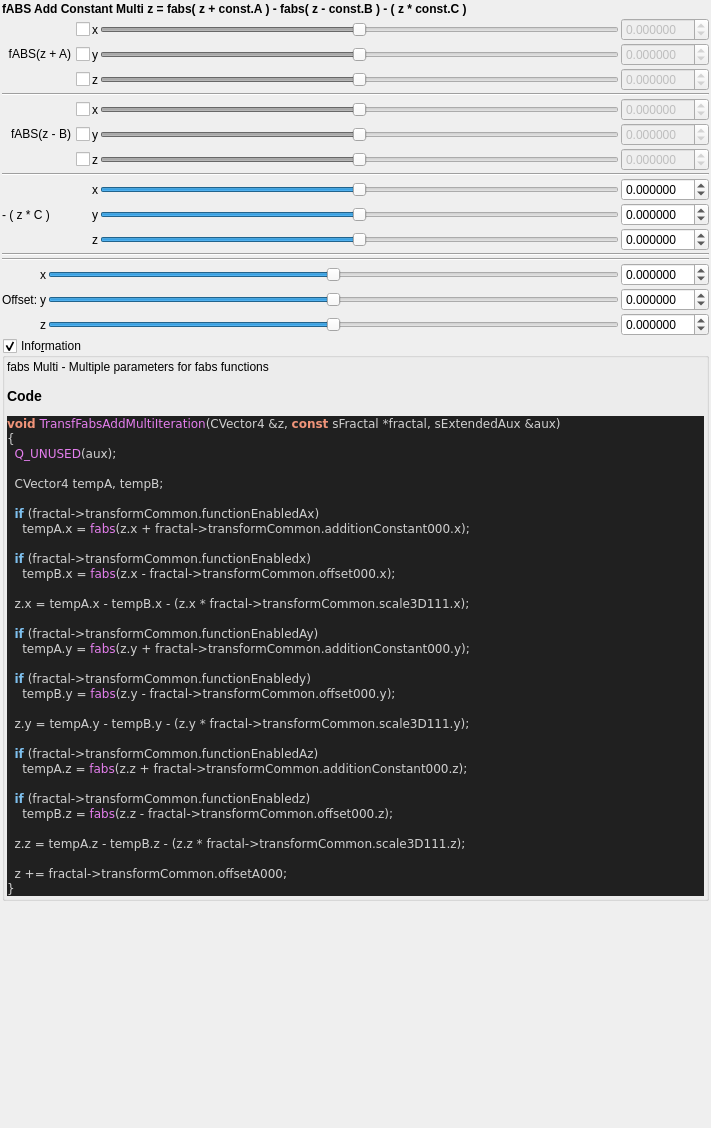
Above: mandelbulber2/formula/ui/fractal_transf_fabs_add_multi.ui from buddhi1980/mandelbulber2 before the change. Below: the same form after it.
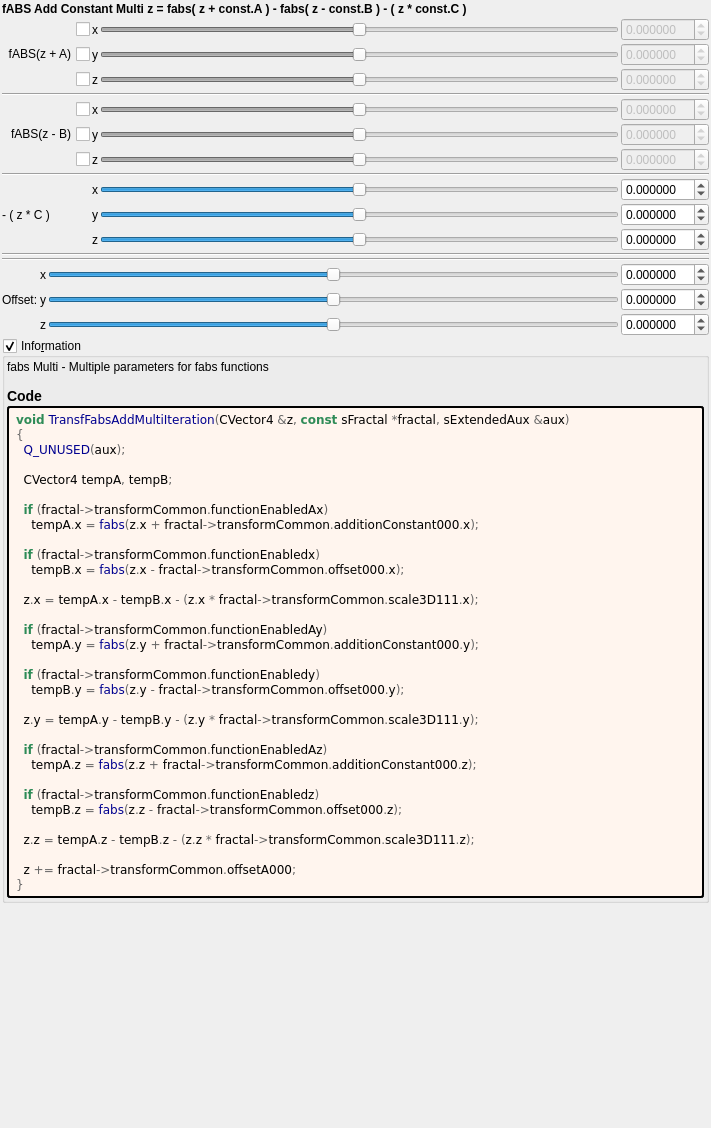
That is the form after the change. Custom widgets are drawn as their Qt base class.

```diff
--- a/mandelbulber2/formula/ui/fractal_transf_fabs_add_multi.ui
+++ b/mandelbulber2/formula/ui/fractal_transf_fabs_add_multi.ui
@@ -858,44 +858,59 @@
        <number>2</number>
       </property>
       <item>
-       <widget class="QLabel" name="label_code_content">
+	   <widget class="QLabel" name="label_information_general">
         <property name="text">
          <string notr="true">&lt;p&gt;fabs Multi - Multiple parameters for fabs functions&lt;/p&gt;&lt;table&gt;
 &lt;/table&gt;
-&lt;h3&gt;Code&lt;/h3&gt;
-&lt;body style=&quot;background-color:#202020&quot;&gt;
-&lt;pre style=&quot;color:#d0d0d0; background-color:#202020;  font-family:'Courier New',monospace;&quot;&gt;&lt;span style=&quot;color:#f09479; font-weight:bold&quot;&gt;void&lt;/span&gt; &lt;span style=&quot;color:#e47eed&quot;&gt;TransfFabsAddMultiIteration&lt;/span&gt;&lt;span style=&quot;color:#d0d0d0&quot;&gt;(&lt;/span&gt;CVector4 &lt;span style=&quot;color:#d0d0d0&quot;&gt;&amp;amp;&lt;/span&gt;z&lt;span style=&quot;color:#d0d0d0&quot;&gt;,&lt;/span&gt; &lt;span style=&quot;color:#f09479; font-weight:bold&quot;&gt;const&lt;/span&gt; sFractal &lt;span style=&quot;color:#d0d0d0&quot;&gt;*&lt;/span&gt;fractal&lt;span style=&quot;color:#d0d0d0&quot;&gt;,&lt;/span&gt; sExtendedAux &lt;span style=&quot;color:#d0d0d0&quot;&gt;&amp;amp;&lt;/span&gt;aux&lt;span style=&quot;color:#d0d0d0&quot;&gt;)&lt;/span&gt;
-&lt;span style=&quot;color:#d0d0d0&quot;&gt;{&lt;/span&gt;
-  &lt;span style=&quot;color:#e47eed&quot;&gt;Q_UNUSED&lt;/span&gt;&lt;span style=&quot;color:#d0d0d0&quot;&gt;(&lt;/span&gt;aux&lt;span style=&quot;color:#d0d0d0&quot;&gt;);&lt;/span&gt;
+&lt;h3&gt;Code&lt;/h3&gt;</string>
+		</property>
+		<property name="wordWrap">
+		 <bool>true</bool>
+		</property>
+		<property name="openExternalLinks">
+		 <bool>true</bool>
+		</property>
+		<property name="textInteractionFlags">
+		 <set>Qt::LinksAccessibleByMouse|Qt::TextSelectableByMouse</set>
+		</property>
+		</widget>
+	   </item>
+	   <item>
+	    <widget class="QLabel" name="label_code_content">
+		 <property name="text">
+		  <string notr="true">&lt;body style=&quot;background-color:#fff5ee&quot;&gt;
+&lt;pre style=&quot;color:#000000; background-color:#fff5ee;  font-family:'Courier New',monospace;&quot;&gt;&lt;span style=&quot;color:#2e8b57; font-weight:bold&quot;&gt;void&lt;/span&gt; &lt;span style=&quot;color:#00008f&quot;&gt;TransfFabsAddMultiIteration&lt;/span&gt;&lt;span style=&quot;color:#676767&quot;&gt;(&lt;/span&gt;CVector4 &lt;span style=&quot;color:#676767&quot;&gt;&amp;amp;&lt;/span&gt;z&lt;span style=&quot;color:#676767&quot;&gt;,&lt;/span&gt; &lt;span style=&quot;color:#2e8b57; font-weight:bold&quot;&gt;const&lt;/span&gt; sFractal &lt;span style=&quot;color:#676767&quot;&gt;*&lt;/span&gt;fractal&lt;span style=&quot;color:#676767&quot;&gt;,&lt;/span&gt; sExtendedAux &lt;span style=&quot;color:#676767&quot;&gt;&amp;amp;&lt;/span&gt;aux&lt;span style=&quot;color:#676767&quot;&gt;)&lt;/span&gt;
+&lt;span style=&quot;color:#676767&quot;&gt;{&lt;/span&gt;
+  &lt;span style=&quot;color:#00008f&quot;&gt;Q_UNUSED&lt;/span&gt;&lt;span style=&quot;color:#676767&quot;&gt;(&lt;/span&gt;aux&lt;span style=&quot;color:#676767&quot;&gt;);&lt;/span&gt;
 
-  CVector4 tempA&lt;span style=&quot;color:#d0d0d0&quot;&gt;,&lt;/span&gt; tempB&lt;span style=&quot;color:#d0d0d0&quot;&gt;;&lt;/span&gt;
+  CVector4 tempA&lt;span style=&quot;color:#676767&quot;&gt;,&lt;/span&gt; tempB&lt;span style=&quot;color:#676767&quot;&gt;;&lt;/span&gt;
 
-  &lt;span style=&quot;color:#7ec0ee; font-weight:bold&quot;&gt;if&lt;/span&gt; &lt;span style=&quot;color:#d0d0d0&quot;&gt;(&lt;/span&gt;fractal&lt;span style=&quot;color:#d0d0d0&quot;&gt;-&amp;gt;&lt;/span&gt;transformCommon&lt;span style=&quot;color:#d0d0d0&quot;&gt;.&lt;/span&gt;functionEnabledAx&lt;span style=&quot;color:#d0d0d0&quot;&gt;)&lt;/span&gt;
-    tempA&lt;span style=&quot;color:#d0d0d0&quot;&gt;.&lt;/span&gt;x &lt;span style=&quot;color:#d0d0d0&quot;&gt;=&lt;/span&gt; &lt;span style=&quot;color:#e47eed&quot;&gt;fabs&lt;/span&gt;&lt;span style=&quot;color:#d0d0d0&quot;&gt;(&lt;/span&gt;z&lt;span style=&quot;color:#d0d0d0&quot;&gt;.&lt;/span&gt;x &lt;span style=&quot;color:#d0d0d0&quot;&gt;+&lt;/span&gt; fractal&lt;span style=&quot;color:#d0d0d0&quot;&gt;-&amp;gt;&lt;/span&gt;transformCommon&lt;span style=&quot;color:#d0d0d0&quot;&gt;.&lt;/span&gt;additionConstant000&lt;span style=&quot;color:#d0d0d0&quot;&gt;.&lt;/span&gt;x&lt;span style=&quot;color:#d0d0d0&quot;&gt;);&lt;/span&gt;
+  &lt;span style=&quot;color:#2e8b57; font-weight:bold&quot;&gt;if&lt;/span&gt; &lt;span style=&quot;color:#676767&quot;&gt;(&lt;/span&gt;fractal&lt;span style=&quot;color:#676767&quot;&gt;-&amp;gt;&lt;/span&gt;transformCommon&lt;span style=&quot;color:#676767&quot;&gt;.&lt;/span&gt;functionEnabledAx&lt;span style=&quot;color:#676767&quot;&gt;)&lt;/span&gt;
+    tempA&lt;span style=&quot;color:#676767&quot;&gt;.&lt;/span&gt;x &lt;span style=&quot;color:#676767&quot;&gt;=&lt;/span&gt; &lt;span style=&quot;color:#00008f&quot;&gt;fabs&lt;/span&gt;&lt;span style=&quot;color:#676767&quot;&gt;(&lt;/span&gt;z&lt;span style=&quot;color:#676767&quot;&gt;.&lt;/span&gt;x &lt;span style=&quot;color:#676767&quot;&gt;+&lt;/span&gt; fractal&lt;span style=&quot;color:#676767&quot;&gt;-&amp;gt;&lt;/span&gt;transformCommon&lt;span style=&quot;color:#676767&quot;&gt;.&lt;/span&gt;additionConstant000&lt;span style=&quot;color:#676767&quot;&gt;.&lt;/span&gt;x&lt;span style=&quot;color:#676767&quot;&gt;);&lt;/span&gt;
 
-  &lt;span style=&quot;color:#7ec0ee; font-weight:bold&quot;&gt;if&lt;/span&gt; &lt;span style=&quot;color:#d0d0d0&quot;&gt;(&lt;/span&gt;fractal&lt;span style=&quot;color:#d0d0d0&quot;&gt;-&amp;gt;&lt;/span&gt;transformCommon&lt;span style=&quot;color:#d0d0d0&quot;&gt;.&lt;/span&gt;functionEnabledx&lt;span style=&quot;color:#d0d0d0&quot;&gt;)&lt;/span&gt;
-    tempB&lt;span style=&quot;color:#d0d0d0&quot;&gt;.&lt;/span&gt;x &lt;span style=&quot;color:#d0d0d0&quot;&gt;=&lt;/span&gt; &lt;span style=&quot;color:#e47eed&quot;&gt;fabs&lt;/span&gt;&lt;span style=&quot;color:#d0d0d0&quot;&gt;(&lt;/span&gt;z&lt;span style=&quot;color:#d0d0d0&quot;&gt;.&lt;/span&gt;x &lt;span style=&quot;color:#d0d0d0&quot;&gt;-&lt;/span&gt; fractal&lt;span style=&quot;color:#d0d0d0&quot;&gt;-&amp;gt;&lt;/span&gt;transformCommon&lt;span style=&quot;color:#d0d0d0&quot;&gt;.&lt;/span&gt;offset000&lt;span style=&quot;color:#d0d0d0&quot;&gt;.&lt;/span&gt;x&lt;span style=&quot;color:#d0d0d0&quot;&gt;);&lt;/span&gt;
+  &lt;span style=&quot;color:#2e8b57; font-weight:bold&quot;&gt;if&lt;/span&gt; &lt;span style=&quot;color:#676767&quot;&gt;(&lt;/span&gt;fractal&lt;span style=&quot;color:#676767&quot;&gt;-&amp;gt;&lt;/span&gt;transformCommon&lt;span style=&quot;color:#676767&quot;&gt;.&lt;/span&gt;functionEnabledx&lt;span style=&quot;color:#676767&quot;&gt;)&lt;/span&gt;
+    tempB&lt;span style=&quot;color:#676767&quot;&gt;.&lt;/span&gt;x &lt;span style=&quot;color:#676767&quot;&gt;=&lt;/span&gt; &lt;span style=&quot;color:#00008f&quot;&gt;fabs&lt;/span&gt;&lt;span style=&quot;color:#676767&quot;&gt;(&lt;/span&gt;z&lt;span style=&quot;color:#676767&quot;&gt;.&lt;/span&gt;x &lt;span style=&quot;color:#676767&quot;&gt;-&lt;/span&gt; fractal&lt;span style=&quot;color:#676767&quot;&gt;-&amp;gt;&lt;/span&gt;transformCommon&lt;span style=&quot;color:#676767&quot;&gt;.&lt;/span&gt;offset000&lt;span style=&quot;color:#676767&quot;&gt;.&lt;/span&gt;x&lt;span style=&quot;color:#676767&quot;&gt;);&lt;/span&gt;
 
-  z&lt;span style=&quot;color:#d0d0d0&quot;&gt;.&lt;/span&gt;x &lt;span style=&quot;color:#d0d0d0&quot;&gt;=&lt;/span&gt; tempA&lt;span style=&quot;color:#d0d0d0&quot;&gt;.&lt;/span&gt;x &lt;span style=&quot;color:#d0d0d0&quot;&gt;-&lt;/span&gt; tempB&lt;span style=&quot;color:#d0d0d0&quot;&gt;.&lt;/span&gt;x &lt;span style=&quot;color:#d0d0d0&quot;&gt;- (&lt;/span&gt;z&lt;span style=&quot;color:#d0d0d0&quot;&gt;.&lt;/span&gt;x &lt;span style=&quot;color:#d0d0d0&quot;&gt;*&lt;/span&gt; fractal&lt;span style=&quot;color:#d0d0d0&quot;&gt;-&amp;gt;&lt;/span&gt;transformCommon&lt;span style=&quot;color:#d0d0d0&quot;&gt;.&lt;/span&gt;scale3D111&lt;span style=&quot;color:#d0d0d0&quot;&gt;.&lt;/span&gt;x&lt;span style=&quot;color:#d0d0d0&quot;&gt;);&lt;/span&gt;
+  z&lt;span style=&quot;color:#676767&quot;&gt;.&lt;/span&gt;x &lt;span style=&quot;color:#676767&quot;&gt;=&lt;/span&gt; tempA&lt;span style=&quot;color:#676767&quot;&gt;.&lt;/span&gt;x &lt;span style=&quot;color:#676767&quot;&gt;-&lt;/span&gt; tempB&lt;span style=&quot;color:#676767&quot;&gt;.&lt;/span&gt;x &lt;span style=&quot;color:#676767&quot;&gt;- (&lt;/span&gt;z&lt;span style=&quot;color:#676767&quot;&gt;.&lt;/span&gt;x &lt;span style=&quot;color:#676767&quot;&gt;*&lt;/span&gt; fractal&lt;span style=&quot;color:#676767&quot;&gt;-&amp;gt;&lt;/span&gt;transformCommon&lt;span style=&quot;color:#676767&quot;&gt;.&lt;/span&gt;scale3D111&lt;span style=&quot;color:#676767&quot;&gt;.&lt;/span&gt;x&lt;span style=&quot;color:#676767&quot;&gt;);&lt;/span&gt;
 
-  &lt;span style=&quot;color:#7ec0ee; font-weight:bold&quot;&gt;if&lt;/span&gt; &lt;span style=&quot;color:#d0d0d0&quot;&gt;(&lt;/span&gt;fractal&lt;span style=&quot;color:#d0d0d0&quot;&gt;-&amp;gt;&lt;/span&gt;transformCommon&lt;span style=&quot;color:#d0d0d0&quot;&gt;.&lt;/span&gt;functionEnabledAy&lt;span style=&quot;color:#d0d0d0&quot;&gt;)&lt;/span&gt;
-    tempA&lt;span style=&quot;color:#d0d0d0&quot;&gt;.&lt;/span&gt;y &lt;span style=&quot;color:#d0d0d0&quot;&gt;=&lt;/span&gt; &lt;span style=&quot;color:#e47eed&quot;&gt;fabs&lt;/span&gt;&lt;span style=&quot;color:#d0d0d0&quot;&gt;(&lt;/span&gt;z&lt;span style=&quot;color:#d0d0d0&quot;&gt;.&lt;/span&gt;y &lt;span style=&quot;color:#d0d0d0&quot;&gt;+&lt;/span&gt; fractal&lt;span style=&quot;color:#d0d0d0&quot;&gt;-&amp;gt;&lt;/span&gt;transformCommon&lt;span style=&quot;color:#d0d0d0&quot;&gt;.&lt;/span&gt;additionConstant000&lt;span style=&quot;color:#d0d0d0&quot;&gt;.&lt;/span&gt;y&lt;span style=&quot;color:#d0d0d0&quot;&gt;);&lt;/span&gt;
+  &lt;span style=&quot;color:#2e8b57; font-weight:bold&quot;&gt;if&lt;/span&gt; &lt;span style=&quot;color:#676767&quot;&gt;(&lt;/span&gt;fractal&lt;span style=&quot;color:#676767&quot;&gt;-&amp;gt;&lt;/span&gt;transformCommon&lt;span style=&quot;color:#676767&quot;&gt;.&lt;/span&gt;functionEnabledAy&lt;span style=&quot;color:#676767&quot;&gt;)&lt;/span&gt;
+    tempA&lt;span style=&quot;color:#676767&quot;&gt;.&lt;/span&gt;y &lt;span style=&quot;color:#676767&quot;&gt;=&lt;/span&gt; &lt;span style=&quot;color:#00008f&quot;&gt;fabs&lt;/span&gt;&lt;span style=&quot;color:#676767&quot;&gt;(&lt;/span&gt;z&lt;span style=&quot;color:#676767&quot;&gt;.&lt;/span&gt;y &lt;span style=&quot;color:#676767&quot;&gt;+&lt;/span&gt; fractal&lt;span style=&quot;color:#676767&quot;&gt;-&amp;gt;&lt;/span&gt;transformCommon&lt;span style=&quot;color:#676767&quot;&gt;.&lt;/span&gt;additionConstant000&lt;span style=&quot;color:#676767&quot;&gt;.&lt;/span&gt;y&lt;span style=&quot;color:#676767&quot;&gt;);&lt;/span&gt;
 
-  &lt;span style=&quot;color:#7ec0ee; font-weight:bold&quot;&gt;if&lt;/span&gt; &lt;span style=&quot;color:#d0d0d0&quot;&gt;(&lt;/span&gt;fractal&lt;span style=&quot;color:#d0d0d0&quot;&gt;-&amp;gt;&lt;/span&gt;transformCommon&lt;span style=&quot;color:#d0d0d0&quot;&gt;.&lt;/span&gt;functionEnabledy&lt;span style=&quot;color:#d0d0d0&quot;&gt;)&lt;/span&gt;
-    tempB&lt;span style=&quot;color:#d0d0d0&quot;&gt;.&lt;/span&gt;y &lt;span style=&quot;color:#d0d0d0&quot;&gt;=&lt;/span&gt; &lt;span style=&quot;color:#e47eed&quot;&gt;fabs&lt;/span&gt;&lt;span style=&quot;color:#d0d0d0&quot;&gt;(&lt;/span&gt;z&lt;span style=&quot;color:#d0d0d0&quot;&gt;.&lt;/span&gt;y &lt;span style=&quot;color:#d0d0d0&quot;&gt;-&lt;/span&gt; fractal&lt;span style=&quot;color:#d0d0d0&quot;&gt;-&amp;gt;&lt;/span&gt;transformCommon&lt;span style=&quot;color:#d0d0d0&quot;&gt;.&lt;/span&gt;offset000&lt;span style=&quot;color:#d0d0d0&quot;&gt;.&lt;/span&gt;y&lt;span style=&quot;color:#d0d0d0&quot;&gt;);&lt;/span&gt;
+  &lt;span style=&quot;color:#2e8b57; font-weight:bold&quot;&gt;if&lt;/span&gt; &lt;span style=&quot;color:#676767&quot;&gt;(&lt;/span&gt;fractal&lt;span style=&quot;color:#676767&quot;&gt;-&amp;gt;&lt;/span&gt;transformCommon&lt;span style=&quot;color:#676767&quot;&gt;.&lt;/span&gt;functionEnabledy&lt;span style=&quot;color:#676767&quot;&gt;)&lt;/span&gt;
+    tempB&lt;span style=&quot;color:#676767&quot;&gt;.&lt;/span&gt;y &lt;span style=&quot;color:#676767&quot;&gt;=&lt;/span&gt; &lt;span style=&quot;color:#00008f&quot;&gt;fabs&lt;/span&gt;&lt;span style=&quot;color:#676767&quot;&gt;(&lt;/span&gt;z&lt;span style=&quot;color:#676767&quot;&gt;.&lt;/span&gt;y &lt;span style=&quot;color:#676767&quot;&gt;-&lt;/span&gt; fractal&lt;span style=&quot;color:#676767&quot;&gt;-&amp;gt;&lt;/span&gt;transformCommon&lt;span style=&quot;color:#676767&quot;&gt;.&lt;/span&gt;offset000&lt;span style=&quot;color:#676767&quot;&gt;.&lt;/span&gt;y&lt;span style=&quot;color:#676767&quot;&gt;);&lt;/span&gt;
 
-  z&lt;span style=&quot;color:#d0d0d0&quot;&gt;.&lt;/span&gt;y &lt;span style=&quot;color:#d0d0d0&quot;&gt;=&lt;/span&gt; tempA&lt;span style=&quot;color:#d0d0d0&quot;&gt;.&lt;/span&gt;y &lt;span style=&quot;color:#d0d0d0&quot;&gt;-&lt;/span&gt; tempB&lt;span style=&quot;color:#d0d0d0&quot;&gt;.&lt;/span&gt;y &lt;span style=&quot;color:#d0d0d0&quot;&gt;- (&lt;/span&gt;z&lt;span style=&quot;color:#d0d0d0&quot;&gt;.&lt;/span&gt;y &lt;span style=&quot;color:#d0d0d0&quot;&gt;*&lt;/span&gt; fractal&lt;span style=&quot;color:#d0d0d0&quot;&gt;-&amp;gt;&lt;/span&gt;transformCommon&lt;span style=&quot;color:#d0d0d0&quot;&gt;.&lt;/span&gt;scale3D111&lt;span style=&quot;color:#d0d0d0&quot;&gt;.&lt;/span&gt;y&lt;span style=&quot;color:#d0d0d0&quot;&gt;);&lt;/span&gt;
+  z&lt;span style=&quot;color:#676767&quot;&gt;.&lt;/span&gt;y &lt;span style=&quot;color:#676767&quot;&gt;=&lt;/span&gt; tempA&lt;span style=&quot;color:#676767&quot;&gt;.&lt;/span&gt;y &lt;span style=&quot;color:#676767&quot;&gt;-&lt;/span&gt; tempB&lt;span style=&quot;color:#676767&quot;&gt;.&lt;/span&gt;y &lt;span style=&quot;color:#676767&quot;&gt;- (&lt;/span&gt;z&lt;span style=&quot;color:#676767&quot;&gt;.&lt;/span&gt;y &lt;span style=&quot;color:#676767&quot;&gt;*&lt;/span&gt; fractal&lt;span style=&quot;color:#676767&quot;&gt;-&amp;gt;&lt;/span&gt;transformCommon&lt;span style=&quot;color:#676767&quot;&gt;.&lt;/span&gt;scale3D111&lt;span style=&quot;color:#676767&quot;&gt;.&lt;/span&gt;y&lt;span style=&quot;color:#676767&quot;&gt;);&lt;/span&gt;
 
-  &lt;span style=&quot;color:#7ec0ee; font-weight:bold&quot;&gt;if&lt;/span&gt; &lt;span style=&quot;color:#d0d0d0&quot;&gt;(&lt;/span&gt;fractal&lt;span style=&quot;color:#d0d0d0&quot;&gt;-&amp;gt;&lt;/span&gt;transformCommon&lt;span style=&quot;color:#d0d0d0&quot;&gt;.&lt;/span&gt;functionEnabledAz&lt;span style=&quot;color:#d0d0d0&quot;&gt;)&lt;/span&gt;
-    tempA&lt;span style=&quot;color:#d0d0d0&quot;&gt;.&lt;/span&gt;z &lt;span style=&quot;color:#d0d0d0&quot;&gt;=&lt;/span&gt; &lt;span style=&quot;color:#e47eed&quot;&gt;fabs&lt;/span&gt;&lt;span style=&quot;color:#d0d0d0&quot;&gt;(&lt;/span&gt;z&lt;span style=&quot;color:#d0d0d0&quot;&gt;.&lt;/span&gt;z &lt;span style=&quot;color:#d0d0d0&quot;&gt;+&lt;/span&gt; fractal&lt;span style=&quot;color:#d0d0d0&quot;&gt;-&amp;gt;&lt;/span&gt;transformCommon&lt;span style=&quot;color:#d0d0d0&quot;&gt;.&lt;/span&gt;additionConstant000&lt;span style=&quot;color:#d0d0d0&quot;&gt;.&lt;/span&gt;z&lt;span style=&quot;color:#d0d0d0&quot;&gt;);&lt;/span&gt;
+  &lt;span style=&quot;color:#2e8b57; font-weight:bold&quot;&gt;if&lt;/span&gt; &lt;span style=&quot;color:#676767&quot;&gt;(&lt;/span&gt;fractal&lt;span style=&quot;color:#676767&quot;&gt;-&amp;gt;&lt;/span&gt;transformCommon&lt;span style=&quot;color:#676767&quot;&gt;.&lt;/span&gt;functionEnabledAz&lt;span style=&quot;color:#676767&quot;&gt;)&lt;/span&gt;
+    tempA&lt;span style=&quot;color:#676767&quot;&gt;.&lt;/span&gt;z &lt;span style=&quot;color:#676767&quot;&gt;=&lt;/span&gt; &lt;span style=&quot;color:#00008f&quot;&gt;fabs&lt;/span&gt;&lt;span style=&quot;color:#676767&quot;&gt;(&lt;/span&gt;z&lt;span style=&quot;color:#676767&quot;&gt;.&lt;/span&gt;z &lt;span style=&quot;color:#676767&quot;&gt;+&lt;/span&gt; fractal&lt;span style=&quot;color:#676767&quot;&gt;-&amp;gt;&lt;/span&gt;transformCommon&lt;span style=&quot;color:#676767&quot;&gt;.&lt;/span&gt;additionConstant000&lt;span style=&quot;color:#676767&quot;&gt;.&lt;/span&gt;z&lt;span style=&quot;color:#676767&quot;&gt;);&lt;/span&gt;
 
-  &lt;span style=&quot;color:#7ec0ee; font-weight:bold&quot;&gt;if&lt;/span&gt; &lt;span style=&quot;color:#d0d0d0&quot;&gt;(&lt;/span&gt;fractal&lt;span style=&quot;color:#d0d0d0&quot;&gt;-&amp;gt;&lt;/span&gt;transformCommon&lt;span style=&quot;color:#d0d0d0&quot;&gt;.&lt;/span&gt;functionEnabledz&lt;span style=&quot;color:#d0d0d0&quot;&gt;)&lt;/span&gt;
-    tempB&lt;span style=&quot;color:#d0d0d0&quot;&gt;.&lt;/span&gt;z &lt;span style=&quot;color:#d0d0d0&quot;&gt;=&lt;/span&gt; &lt;span style=&quot;color:#e47eed&quot;&gt;fabs&lt;/span&gt;&lt;span style=&quot;color:#d0d0d0&quot;&gt;(&lt;/span&gt;z&lt;span style=&quot;color:#d0d0d0&quot;&gt;.&lt;/span&gt;z &lt;span style=&quot;color:#d0d0d0&quot;&gt;-&lt;/span&gt; fractal&lt;span style=&quot;color:#d0d0d0&quot;&gt;-&amp;gt;&lt;/span&gt;transformCommon&lt;span style=&quot;color:#d0d0d0&quot;&gt;.&lt;/span&gt;offset000&lt;span style=&quot;color:#d0d0d0&quot;&gt;.&lt;/span&gt;z&lt;span style=&quot;color:#d0d0d0&quot;&gt;);&lt;/span&gt;
+  &lt;span style=&quot;color:#2e8b57; font-weight:bold&quot;&gt;if&lt;/span&gt; &lt;span style=&quot;color:#676767&quot;&gt;(&lt;/span&gt;fractal&lt;span style=&quot;color:#676767&quot;&gt;-&amp;gt;&lt;/span&gt;transformCommon&lt;span style=&quot;color:#676767&quot;&gt;.&lt;/span&gt;functionEnabledz&lt;span style=&quot;color:#676767&quot;&gt;)&lt;/span&gt;
+    tempB&lt;span style=&quot;color:#676767&quot;&gt;.&lt;/span&gt;z &lt;span style=&quot;color:#676767&quot;&gt;=&lt;/span&gt; &lt;span style=&quot;color:#00008f&quot;&gt;fabs&lt;/span&gt;&lt;span style=&quot;color:#676767&quot;&gt;(&lt;/span&gt;z&lt;span style=&quot;color:#676767&quot;&gt;.&lt;/span&gt;z &lt;span style=&quot;color:#676767&quot;&gt;-&lt;/span&gt; fractal&lt;span style=&quot;color:#676767&quot;&gt;-&amp;gt;&lt;/span&gt;transformCommon&lt;span style=&quot;color:#676767&quot;&gt;.&lt;/span&gt;offset000&lt;span style=&quot;color:#676767&quot;&gt;.&lt;/span&gt;z&lt;span style=&quot;color:#676767&quot;&gt;);&lt;/span&gt;
 
-  z&lt;span style=&quot;color:#d0d0d0&quot;&gt;.&lt;/span&gt;z &lt;span style=&quot;color:#d0d0d0&quot;&gt;=&lt;/span&gt; tempA&lt;span style=&quot;color:#d0d0d0&quot;&gt;.&lt;/span&gt;z &lt;span style=&quot;color:#d0d0d0&quot;&gt;-&lt;/span&gt; tempB&lt;span style=&quot;color:#d0d0d0&quot;&gt;.&lt;/span&gt;z &lt;span style=&quot;color:#d0d0d0&quot;&gt;- (&lt;/span&gt;z&lt;span style=&quot;color:#d0d0d0&quot;&gt;.&lt;/span&gt;z &lt;span style=&quot;color:#d0d0d0&quot;&gt;*&lt;/span&gt; fractal&lt;span style=&quot;color:#d0d0d0&quot;&gt;-&amp;gt;&lt;/span&gt;transformCommon&lt;span style=&quot;color:#d0d0d0&quot;&gt;.&lt;/span&gt;scale3D111&lt;span style=&quot;color:#d0d0d0&quot;&gt;.&lt;/span&gt;z&lt;span style=&quot;color:#d0d0d0&quot;&gt;);&lt;/span&gt;
+  z&lt;span style=&quot;color:#676767&quot;&gt;.&lt;/span&gt;z &lt;span style=&quot;color:#676767&quot;&gt;=&lt;/span&gt; tempA&lt;span style=&quot;color:#676767&quot;&gt;.&lt;/span&gt;z &lt;span style=&quot;color:#676767&quot;&gt;-&lt;/span&gt; tempB&lt;span style=&quot;color:#676767&quot;&gt;.&lt;/span&gt;z &lt;span style=&quot;color:#676767&quot;&gt;- (&lt;/span&gt;z&lt;span style=&quot;color:#676767&quot;&gt;.&lt;/span&gt;z &lt;span style=&quot;color:#676767&quot;&gt;*&lt;/span&gt; fractal&lt;span style=&quot;color:#676767&quot;&gt;-&amp;gt;&lt;/span&gt;transformCommon&lt;span style=&quot;color:#676767&quot;&gt;.&lt;/span&gt;scale3D111&lt;span style=&quot;color:#676767&quot;&gt;.&lt;/span&gt;z&lt;span style=&quot;color:#676767&quot;&gt;);&lt;/span&gt;
 
-  z &lt;span style=&quot;color:#d0d0d0&quot;&gt;+=&lt;/span&gt; fractal&lt;span style=&quot;color:#d0d0d0&quot;&gt;-&amp;gt;&lt;/span&gt;transformCommon&lt;span style=&quot;color:#d0d0d0&quot;&gt;.&lt;/span&gt;offsetA000&lt;span style=&quot;color:#d0d0d0&quot;&gt;;&lt;/span&gt;
-&lt;span style=&quot;color:#d0d0d0&quot;&gt;}&lt;/span&gt;
+  z &lt;span style=&quot;color:#676767&quot;&gt;+=&lt;/span&gt; fractal&lt;span style=&quot;color:#676767&quot;&gt;-&amp;gt;&lt;/span&gt;transformCommon&lt;span style=&quot;color:#676767&quot;&gt;.&lt;/span&gt;offsetA000&lt;span style=&quot;color:#676767&quot;&gt;;&lt;/span&gt;
+&lt;span style=&quot;color:#676767&quot;&gt;}&lt;/span&gt;
 &lt;/pre&gt;
 &lt;/body&gt;</string>
         </property>
@@ -908,6 +923,9 @@
         <property name="textInteractionFlags">
          <set>Qt::LinksAccessibleByMouse|Qt::TextSelectableByMouse</set>
         </property>
+		 <property name="styleSheet">
+		  <string notr="true">border-style: outset; border-width: 2px; border-radius: 3px; border-color: black; background-color: #fff5ee; padding: 4px;</string>
+		  </property>
        </widget>
       </item>
      </layout>
```
Lines whose indentation alone changed are shown as unchanged.
